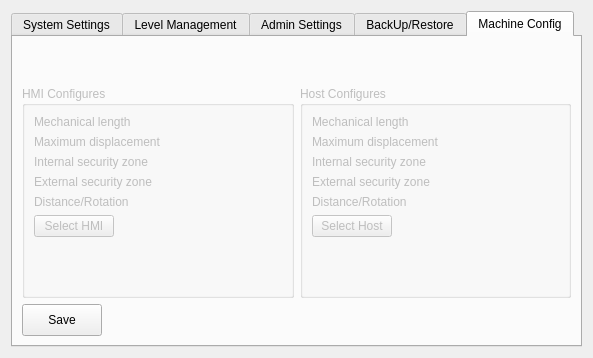
This is hcsettings/ichcsystemsettingsframe.ui in GaussCheng/2-5AxisPunch as Qt 5 draws it before an edit. The edited form follows.
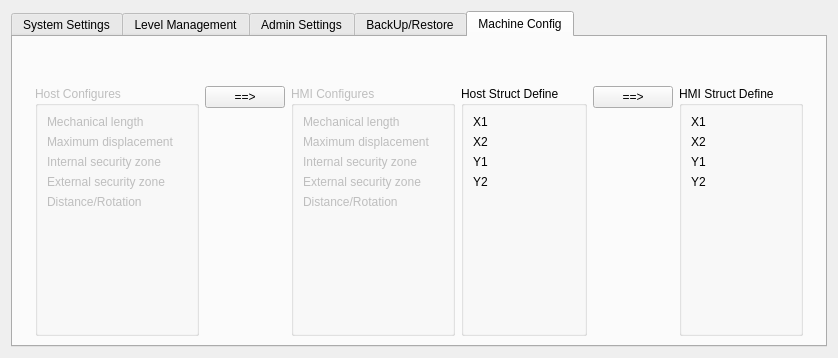
This is the edited form. The open tabs and pages were chosen to show the change. Icons and pictures are not drawn. Custom widgets are drawn as their Qt base class.

Commit message: 1.修复新建文件的bug 2.添加hint 3.修改分解为第一个子步不分解 4.添加结构定义

```diff
--- a/hcsettings/ichcsystemsettingsframe.ui
+++ b/hcsettings/ichcsystemsettingsframe.ui
@@ -6,7 +6,7 @@
    <rect>
     <x>0</x>
     <y>0</y>
-    <width>593</width>
+    <width>838</width>
     <height>358</height>
    </rect>
   </property>
@@ -578,7 +578,7 @@
       <attribute name="title">
        <string>Machine Config</string>
       </attribute>
-      <layout class="QVBoxLayout" name="verticalLayout_6">
+      <layout class="QVBoxLayout" name="verticalLayout_8">
        <item>
         <layout class="QHBoxLayout" name="horizontalLayout_5">
          <item>
@@ -647,93 +647,17 @@
        <item>
         <layout class="QHBoxLayout" name="horizontalLayout_6">
          <item>
-          <widget class="QGroupBox" name="hmiGroupBox">
-           <property name="enabled">
-            <bool>false</bool>
+          <spacer name="horizontalSpacer_5">
+           <property name="orientation">
+            <enum>Qt::Horizontal</enum>
            </property>
-           <property name="title">
-            <string>HMI Configures</string>
+           <property name="sizeHint" stdset="0">
+            <size>
+             <width>40</width>
+             <height>20</height>
+            </size>
            </property>
-           <layout class="QFormLayout" name="formLayout_3">
-            <item row="0" column="0">
-             <widget class="QLabel" name="label_7">
-              <property name="text">
-               <string>Mechanical length</string>
-              </property>
-             </widget>
-            </item>
-            <item row="0" column="1">
-             <widget class="QLabel" name="hmiMachienLenghtLabel">
-              <property name="text">
-               <string/>
-              </property>
-             </widget>
-            </item>
-            <item row="1" column="0">
-             <widget class="QLabel" name="label_8">
-              <property name="text">
-               <string>Maximum displacement</string>
-              </property>
-             </widget>
-            </item>
-            <item row="1" column="1">
-             <widget class="QLabel" name="hmiMaxLenthLabel">
-              <property name="text">
-               <string/>
-              </property>
-             </widget>
-            </item>
-            <item row="2" column="0">
-             <widget class="QLabel" name="hmiISafeName">
-              <property name="text">
-               <string>Internal security zone</string>
-              </property>
-             </widget>
-            </item>
-            <item row="3" column="0">
-             <widget class="QLabel" name="hmiOSafeName">
-              <property name="text">
-               <string>External security zone</string>
-              </property>
-             </widget>
-            </item>
-            <item row="3" column="1">
-             <widget class="QLabel" name="hmiOuterSecurityLabel">
-              <property name="text">
-               <string/>
-              </property>
-             </widget>
-            </item>
-            <item row="4" column="0">
-             <widget class="QLabel" name="label_11">
-              <property name="text">
-               <string>Distance/Rotation</string>
-              </property>
-             </widget>
-            </item>
-            <item row="4" column="1">
-             <widget class="QLabel" name="hmiDRLabel">
-              <property name="text">
-               <string/>
-              </property>
-             </widget>
-            </item>
-            <item row="2" column="1">
-             <widget class="QLabel" name="hmiInnerSecurityLabel">
-              <property name="text">
-               <string/>
-              </property>
-             </widget>
-            </item>
-            <item row="5" column="0">
-             <widget class="QPushButton" name="seletHmiButton">
-              <property name="text">
-               <string>Select HMI</string>
-              </property>
-             </widget>
-            </item>
-           </layout>
-          </widget>
+          </spacer>
          </item>
          <item>
           <widget class="QGroupBox" name="hostGroupBox">
@@ -744,6 +668,9 @@
             <string>Host Configures</string>
            </property>
            <layout class="QFormLayout" name="formLayout_4">
+            <property name="fieldGrowthPolicy">
+             <enum>QFormLayout::AllNonFixedFieldsGrow</enum>
+            </property>
             <item row="0" column="0">
              <widget class="QLabel" name="label_21">
               <property name="text">
@@ -814,37 +741,293 @@
               </property>
              </widget>
             </item>
-            <item row="5" column="0">
-             <widget class="QPushButton" name="selectHostButton">
+           </layout>
+          </widget>
+         </item>
+         <item>
+          <layout class="QVBoxLayout" name="verticalLayout_6">
+           <item>
+            <widget class="QPushButton" name="selectHostButton">
+             <property name="text">
+              <string>==&gt;</string>
+             </property>
+            </widget>
+           </item>
+           <item>
+            <spacer name="verticalSpacer_2">
+             <property name="orientation">
+              <enum>Qt::Vertical</enum>
+             </property>
+             <property name="sizeHint" stdset="0">
+              <size>
+               <width>20</width>
+               <height>40</height>
+              </size>
+             </property>
+            </spacer>
+           </item>
+          </layout>
+         </item>
+         <item>
+          <widget class="QGroupBox" name="hmiGroupBox">
+           <property name="enabled">
+            <bool>false</bool>
+           </property>
+           <property name="title">
+            <string>HMI Configures</string>
+           </property>
+           <layout class="QFormLayout" name="formLayout_3">
+            <property name="fieldGrowthPolicy">
+             <enum>QFormLayout::AllNonFixedFieldsGrow</enum>
+            </property>
+            <item row="0" column="0">
+             <widget class="QLabel" name="label_7">
               <property name="text">
-               <string>Select Host</string>
+               <string>Mechanical length</string>
               </property>
              </widget>
             </item>
+            <item row="0" column="1">
+             <widget class="QLabel" name="hmiMachienLenghtLabel">
+              <property name="text">
+               <string/>
+              </property>
+             </widget>
+            </item>
+            <item row="1" column="0">
+             <widget class="QLabel" name="label_8">
+              <property name="text">
+               <string>Maximum displacement</string>
+              </property>
+             </widget>
+            </item>
+            <item row="1" column="1">
+             <widget class="QLabel" name="hmiMaxLenthLabel">
+              <property name="text">
+               <string/>
+              </property>
+             </widget>
+            </item>
+            <item row="2" column="0">
+             <widget class="QLabel" name="hmiISafeName">
+              <property name="text">
+               <string>Internal security zone</string>
+              </property>
+             </widget>
+            </item>
+            <item row="2" column="1">
+             <widget class="QLabel" name="hmiInnerSecurityLabel">
+              <property name="text">
+               <string/>
+              </property>
+             </widget>
+            </item>
+            <item row="3" column="0">
+             <widget class="QLabel" name="hmiOSafeName">
+              <property name="text">
+               <string>External security zone</string>
+              </property>
+             </widget>
+            </item>
+            <item row="3" column="1">
+             <widget class="QLabel" name="hmiOuterSecurityLabel">
+              <property name="text">
+               <string/>
+              </property>
+             </widget>
+            </item>
+            <item row="4" column="0">
+             <widget class="QLabel" name="label_11">
+              <property name="text">
+               <string>Distance/Rotation</string>
+              </property>
+             </widget>
+            </item>
+            <item row="4" column="1">
+             <widget class="QLabel" name="hmiDRLabel">
+              <property name="text">
+               <string/>
+              </property>
+             </widget>
+            </item>
            </layout>
           </widget>
          </item>
+         <item>
+          <widget class="QGroupBox" name="hostStructDefGroup">
+           <property name="title">
+            <string>Host Struct Define</string>
+           </property>
+           <layout class="QFormLayout" name="formLayout_8">
+            <property name="fieldGrowthPolicy">
+             <enum>QFormLayout::AllNonFixedFieldsGrow</enum>
+            </property>
+            <item row="0" column="0">
+             <widget class="QLabel" name="label_22">
+              <property name="text">
+               <string>X1</string>
+              </property>
+             </widget>
+            </item>
+            <item row="1" column="0">
+             <widget class="QLabel" name="label_23">
+              <property name="text">
+               <string>X2</string>
+              </property>
+             </widget>
+            </item>
+            <item row="2" column="0">
+             <widget class="QLabel" name="label_26">
+              <property name="text">
+               <string>Y1</string>
+              </property>
+             </widget>
+            </item>
+            <item row="3" column="0">
+             <widget class="QLabel" name="label_27">
+              <property name="text">
+               <string>Y2</string>
+              </property>
+             </widget>
+            </item>
+            <item row="0" column="1">
+             <widget class="QLabel" name="hostX1">
+              <property name="text">
+               <string/>
+              </property>
+             </widget>
+            </item>
+            <item row="1" column="1">
+             <widget class="QLabel" name="hostX2">
+              <property name="text">
+               <string/>
+              </property>
+             </widget>
+            </item>
+            <item row="2" column="1">
+             <widget class="QLabel" name="hostY1">
+              <property name="text">
+               <string/>
+              </property>
+             </widget>
+            </item>
+            <item row="3" column="1">
+             <widget class="QLabel" name="hostY2">
+              <property name="text">
+               <string/>
+              </property>
+             </widget>
+            </item>
+           </layout>
+          </widget>
+         </item>
+         <item>
+          <layout class="QVBoxLayout" name="verticalLayout_7">
+           <item>
+            <widget class="QPushButton" name="structSelectHostButton">
+             <property name="text">
+              <string>==&gt;</string>
+             </property>
+            </widget>
+           </item>
+           <item>
+            <spacer name="verticalSpacer_4">
+             <property name="orientation">
+              <enum>Qt::Vertical</enum>
+             </property>
+             <property name="sizeHint" stdset="0">
+              <size>
+               <width>20</width>
+               <height>40</height>
+              </size>
+             </property>
+            </spacer>
+           </item>
+          </layout>
+         </item>
+         <item>
+          <widget class="QGroupBox" name="hmiStructDefGroup">
+           <property name="title">
+            <string>HMI Struct Define</string>
+           </property>
+           <layout class="QFormLayout" name="formLayout_5">
+            <property name="fieldGrowthPolicy">
+             <enum>QFormLayout::AllNonFixedFieldsGrow</enum>
+            </property>
+            <item row="0" column="0">
+             <widget class="QLabel" name="label_3">
+              <property name="text">
+               <string>X1</string>
+              </property>
+             </widget>
+            </item>
+            <item row="1" column="0">
+             <widget class="QLabel" name="label_9">
+              <property name="text">
+               <string>X2</string>
+              </property>
+             </widget>
+            </item>
+            <item row="2" column="0">
+             <widget class="QLabel" name="label_10">
+              <property name="text">
+               <string>Y1</string>
+              </property>
+             </widget>
+            </item>
+            <item row="3" column="0">
+             <widget class="QLabel" name="label_12">
+              <property name="text">
+               <string>Y2</string>
+              </property>
+             </widget>
+            </item>
+            <item row="0" column="1">
+             <widget class="QLabel" name="hmiX1">
+              <property name="text">
+               <string/>
+              </property>
+             </widget>
+            </item>
+            <item row="1" column="1">
+             <widget class="QLabel" name="hmiX2">
+              <property name="text">
+               <string/>
+              </property>
+             </widget>
+            </item>
+            <item row="2" column="1">
+             <widget class="QLabel" name="hmiY1">
+              <property name="text">
+               <string/>
+              </property>
+             </widget>
+            </item>
+            <item row="3" column="1">
+             <widget class="QLabel" name="hmiY2">
+              <property name="text">
+               <string/>
+              </property>
+             </widget>
+            </item>
+           </layout>
+          </widget>
+         </item>
+         <item>
+          <spacer name="horizontalSpacer_6">
+           <property name="orientation">
+            <enum>Qt::Horizontal</enum>
+           </property>
+           <property name="sizeHint" stdset="0">
+            <size>
+             <width>40</width>
+             <height>20</height>
+            </size>
+           </property>
+          </spacer>
+         </item>
         </layout>
        </item>
-       <item>
-        <widget class="QPushButton" name="saveParaButton">
-         <property name="sizePolicy">
-          <sizepolicy hsizetype="Fixed" vsizetype="Fixed">
-           <horstretch>0</horstretch>
-           <verstretch>0</verstretch>
-          </sizepolicy>
-         </property>
-         <property name="minimumSize">
-          <size>
-           <width>0</width>
-           <height>32</height>
-          </size>
-         </property>
-         <property name="text">
-          <string>Save</string>
-         </property>
-        </widget>
-       </item>
       </layout>
      </widget>
     </widget>
```
Left out of the diff: 16 changed lines with no effect on the pictures. The commit also changes 37 other files.
